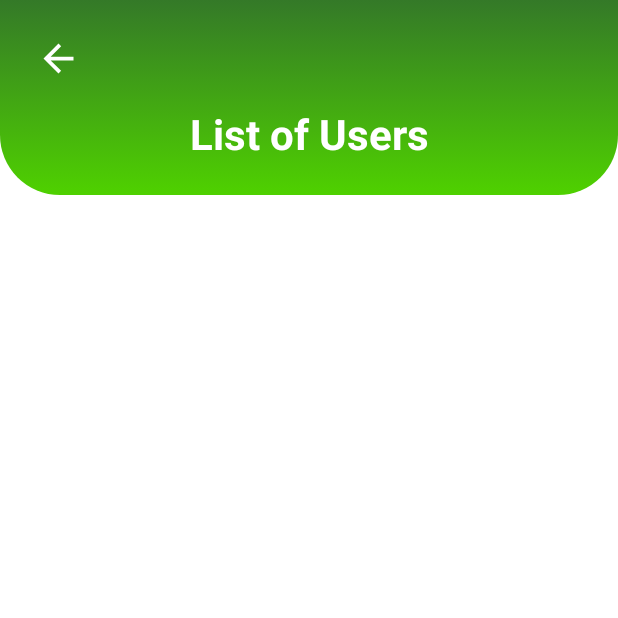
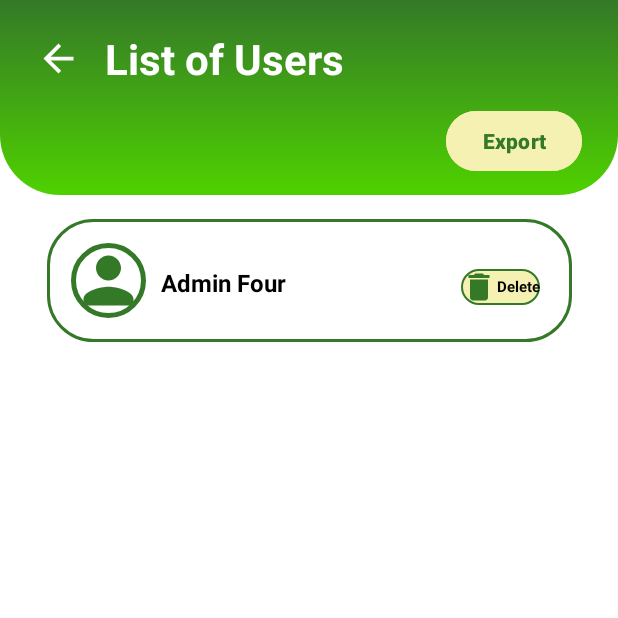
Before and after one commit to Diolazo/practice, an Android app: the AdminListUser screen opened directly, with no data from a screen before it, on a phone screen of 412 x 824 dp, the top half of it. Run offline under Robolectric (Android 15) with nearby library versions, the phone set to English and light mode, and no system bars; libraries missing offline, so code that uses them is left out: org.mindrot.jbcrypt; Roboto replaces fonts that are not available here; 1 statement that could not run was skipped.

Commit message:
nine commit

```diff
--- a/app/src/main/AndroidManifest.xml
+++ b/app/src/main/AndroidManifest.xml
@@ -2,6 +2,10 @@
 <manifest xmlns:android="http://schemas.android.com/apk/res/android"
     xmlns:tools="http://schemas.android.com/tools">
 
+    <uses-permission android:name="android.permission.WRITE_EXTERNAL_STORAGE"
+        android:maxSdkVersion="32" />
+    <uses-permission android:name="android.permission.READ_EXTERNAL_STORAGE"
+        android:maxSdkVersion="32" />
     <application
         android:allowBackup="true"
         android:dataExtractionRules="@xml/data_extraction_rules"
@@ -47,6 +51,7 @@
                 <category android:name="android.intent.category.LAUNCHER" />
             </intent-filter>
         </activity>
+
     </application>
 
 </manifest>
--- /dev/null
+++ b/app/src/main/java/com/example/practice/data/adminpanel/UserAdapter.kt
@@ -0,0 +1,39 @@
+package com.example.practice.data.adminpanel
+
+import android.view.LayoutInflater
+import android.view.ViewGroup
+import androidx.recyclerview.widget.RecyclerView
+import com.example.practice.data.files.Users
+import com.example.practice.databinding.AdminListUsersBinding
+import com.example.practice.databinding.DesignAdminListUserBinding
+
+class UserAdapter (private val userList: List<Users>,private val onDeleteClick: (Users) -> Unit): RecyclerView.Adapter<UserAdapter.UserViewHolder>(){
+
+    inner class UserViewHolder(private val binding: AdminListUsersBinding): RecyclerView.ViewHolder(binding.root){
+        fun bind(user: Users){
+            binding.tvUserName.text = user.name
+
+            binding.btnDelete.setOnClickListener {
+                onDeleteClick(user)
+            }
+        }
+    }
+
+
+    override fun onCreateViewHolder(parent: ViewGroup, viewType: Int): UserViewHolder {
+        val binding = AdminListUsersBinding.inflate(LayoutInflater.from(parent.context), parent, false)
+        return UserViewHolder(binding)
+    }
+
+    override fun onBindViewHolder(holder: UserViewHolder, position: Int) {
+        val user = userList[position]
+        holder.bind(user)
+    }
+
+
+    override fun getItemCount(): Int {
+        return userList.size
+    }
+
+
+}
--- a/app/src/main/java/com/example/practice/data/files/DatabaseHelper.kt
+++ b/app/src/main/java/com/example/practice/data/files/DatabaseHelper.kt
@@ -2,8 +2,10 @@ package com.example.practice.data.files
 
 import android.content.ContentValues
 import android.content.Context
+import android.content.LocusId
 import android.database.sqlite.SQLiteDatabase
 import android.database.sqlite.SQLiteOpenHelper
+import android.util.Log
 import org.mindrot.jbcrypt.BCrypt
 
 class DatabaseHelper(context: Context) : SQLiteOpenHelper(context, DATABASE_NAME, null, DATABASE_VERSION) {
@@ -65,6 +67,11 @@ class DatabaseHelper(context: Context) : SQLiteOpenHelper(context, DATABASE_NAME
         }
     }
 
+    fun deleteUser(userId: Int): Int{
+        val db = this.writableDatabase
+        return db.delete(TABLE_USER, "$COL_USER_ID = ?", arrayOf(userId.toString()))
+    }
+
     fun getAllUsers(): List<Users>{
         val userList = mutableListOf<Users>()
         val db = this.readableDatabase
@@ -86,6 +93,10 @@ class DatabaseHelper(context: Context) : SQLiteOpenHelper(context, DATABASE_NAME
         }
         cursor.close()
         db.close()
+        return userList
+
+
+        Log.d("Database", "Fetched users: $userList")
         return userList
     }
 
--- /dev/null
+++ b/app/src/main/res/drawable/custom_admin_list.xml
@@ -0,0 +1,16 @@
+<?xml version="1.0" encoding="utf-8"?>
+<selector xmlns:android="http://schemas.android.com/apk/res/android">
+    <item android:state_enabled="true" android:state_focused="true">
+        <shape android:shape="rectangle">
+            <corners android:radius="30dp" />
+            <stroke android:color="@color/primaryColor" android:width="2dp" />
+        </shape>
+    </item>
+
+    <item android:state_enabled="true">
+        <shape android:shape="rectangle">
+            <corners android:radius="30dp" />
+            <stroke android:color="@color/primaryColor" android:width="2dp" />
+        </shape>
+    </item>
+</selector>
--- /dev/null
+++ b/app/src/main/res/drawable/custom_delete.xml
@@ -0,0 +1,17 @@
+<?xml version="1.0" encoding="utf-8"?>
+<selector xmlns:android="http://schemas.android.com/apk/res/android">
+    <item android:state_enabled="true" android:state_focused="true">
+        <shape android:shape="rectangle">
+            <corners android:radius="20dp" />
+            <stroke android:color="@color/primaryColor" android:width="1dp" />
+        </shape>
+    </item>
+
+    <item android:state_enabled="true">
+        <shape android:shape="rectangle">
+            <solid android:color="@color/wheat" />
+            <corners android:radius="20dp" />
+            <stroke android:color="@color/primaryColor" android:width="1dp" />
+        </shape>
+    </item>
+</selector>
--- /dev/null
+++ b/app/src/main/res/drawable/ic_delete.xml
@@ -0,0 +1,5 @@
+<vector xmlns:android="http://schemas.android.com/apk/res/android" android:height="24dp" android:tint="#347828" android:viewportHeight="24" android:viewportWidth="24" android:width="24dp">
+
+    <path android:fillColor="@android:color/white" android:pathData="M6,19c0,1.1 0.9,2 2,2h8c1.1,0 2,-0.9 2,-2V7H6v12zM19,4h-3.5l-1,-1h-5l-1,1H5v2h14V4z"/>
+
+</vector>
--- a/app/src/main/res/layout/admin_list_users.xml
+++ b/app/src/main/res/layout/admin_list_users.xml
@@ -1,6 +1,46 @@
-<?xml version="1.0" encoding="utf-8"?>
-<androidx.constraintlayout.widget.ConstraintLayout xmlns:android="http://schemas.android.com/apk/res/android"
+<LinearLayout xmlns:android="http://schemas.android.com/apk/res/android"
+    xmlns:app="http://schemas.android.com/apk/res-auto"
     android:layout_width="match_parent"
-    android:layout_height="match_parent">
+    android:layout_height="wrap_content"
+    android:background="@drawable/custom_admin_list"
+    android:orientation="vertical"
+    android:padding="16dp">
 
-</androidx.constraintlayout.widget.ConstraintLayout>
+    <LinearLayout
+        android:layout_width="match_parent"
+        android:layout_height="match_parent"
+        android:orientation="horizontal">
+
+        <ImageView
+            android:id="@+id/imageView2"
+            android:layout_width="50dp"
+            android:layout_height="50dp"
+            android:background="@drawable/custom_input_signup"
+            app:srcCompat="@drawable/ic_person2" />
+
+        <TextView
+            android:id="@+id/tvUserName"
+            android:layout_width="200dp"
+            android:layout_height="wrap_content"
+            android:layout_marginStart="10dp"
+            android:layout_marginTop="15dp"
+            android:text="User Name"
+            android:textColor="@color/black"
+            android:textSize="16sp"
+            android:textStyle="bold" />
+
+        <TextView
+            android:id="@+id/btnDelete"
+            android:layout_width="wrap_content"
+            android:layout_height="wrap_content"
+            android:layout_marginTop="15dp"
+            android:background="@drawable/custom_delete"
+            android:drawableStart="@drawable/ic_delete"
+            android:gravity="center"
+            android:text="Delete"
+            android:textColor="@color/black"
+            android:textSize="10sp"
+            android:textStyle="bold" />
+
+    </LinearLayout>
+</LinearLayout>
--- a/app/src/main/res/layout/design_admin_list_user.xml
+++ b/app/src/main/res/layout/design_admin_list_user.xml
@@ -18,7 +18,7 @@
         app:layout_constraintTop_toTopOf="parent">
 
         <ImageView
-            android:id="@+id/imageView"
+            android:id="@+id/btn_admin_back3"
             android:layout_width="30dp"
             android:layout_height="30dp"
             android:layout_marginStart="24dp"
@@ -31,17 +31,31 @@
             android:id="@+id/no_value15"
             android:layout_width="wrap_content"
             android:layout_height="wrap_content"
-            android:layout_marginTop="16dp"
+            android:layout_marginStart="16dp"
+            android:layout_marginTop="20dp"
             android:text="List of Users"
             android:textColor="@color/white"
             android:textSize="28sp"
             android:textStyle="bold"
+            app:layout_constraintStart_toEndOf="@+id/btn_admin_back3"
+            app:layout_constraintTop_toTopOf="parent" />
+
+        <Button
+            android:id="@+id/btn_export"
+            android:layout_width="wrap_content"
+            android:layout_height="wrap_content"
+            android:layout_marginEnd="24dp"
+            android:backgroundTint="@color/wheat"
+            android:text="Export"
+            android:textColor="@color/primaryColor"
+            android:textStyle="bold"
+            app:layout_constraintBottom_toBottomOf="parent"
             app:layout_constraintEnd_toEndOf="parent"
-            app:layout_constraintStart_toStartOf="parent"
-            app:layout_constraintTop_toBottomOf="@+id/imageView" />
+            app:layout_constraintTop_toBottomOf="@+id/no_value15" />
     </androidx.constraintlayout.widget.ConstraintLayout>
 
     <androidx.recyclerview.widget.RecyclerView
+        android:id="@+id/recyclerViewUser"
         android:layout_width="350dp"
         android:layout_height="550dp"
         android:layout_marginTop="16dp"
```
Also changed, not shown: app/src/main/java/com/example/practice/data/adminpanel/AdminListUser.kt (+135 -4 lines).
